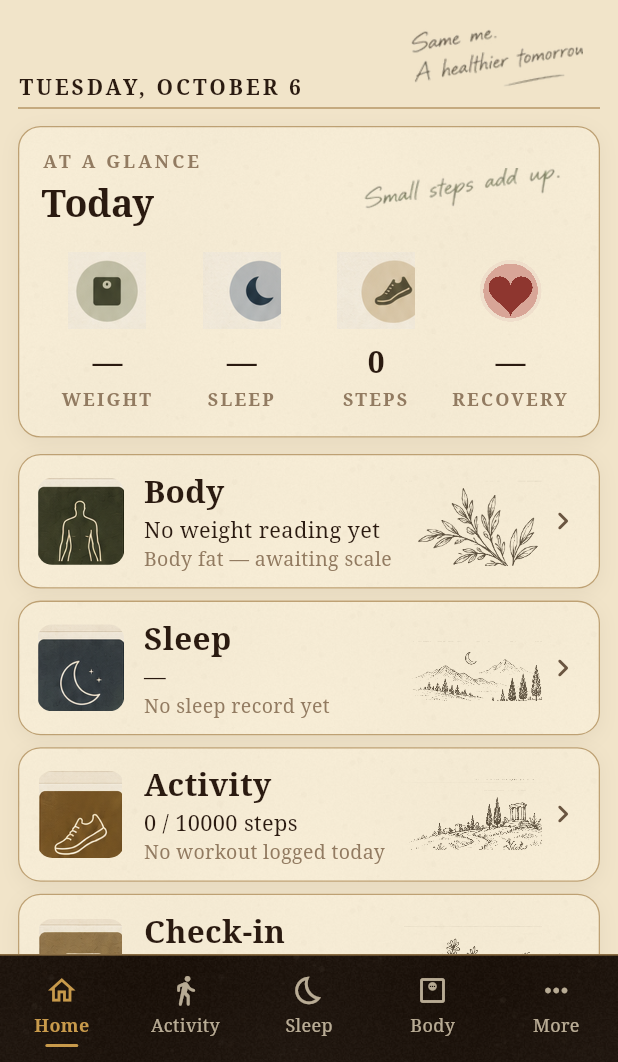
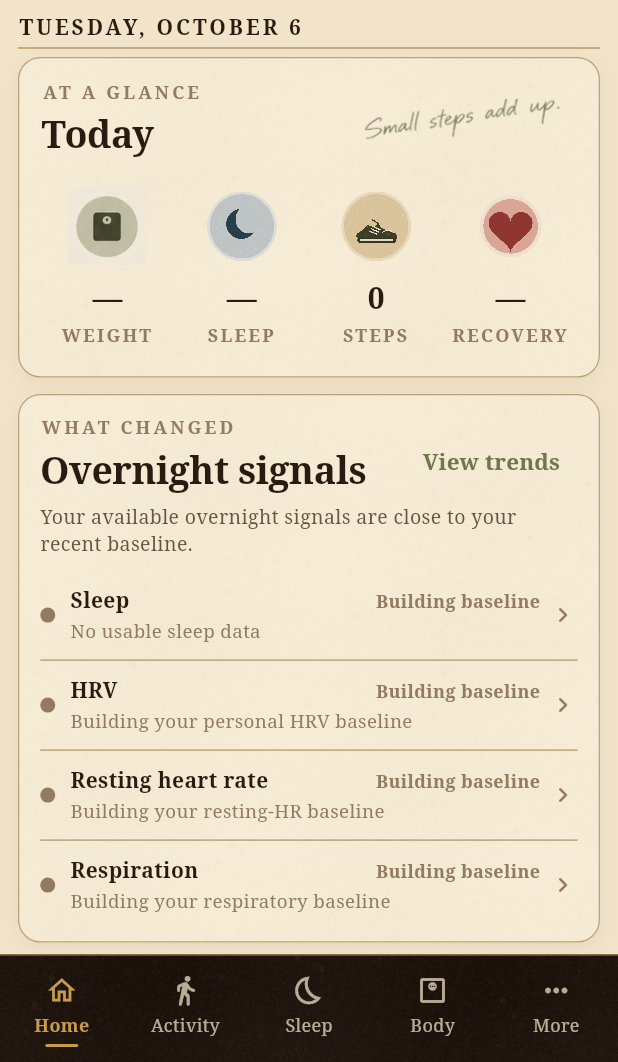
Before and after one commit to rustnrum/HealthyMe-Beta, a Flutter app: the HomeShell screen opened directly, on a phone screen of 412 x 824 dp, the part 174-1236 px from its top. Run offline on Flutter 3.47's test engine with Material 3 defaults, Android fonts, the phone set to English and light mode, and no system bars; our stand-ins replace fl_chart, flutter_riverpod, image_picker, permission_handler, shared_preferences; missing offline and left inert: health; accounts and stored records are empty.

```diff
--- a/lib/app.dart
+++ b/lib/app.dart
@@ -7,6 +7,8 @@ import 'screens/diet/diet_shell.dart';
 import 'screens/health/health_shell.dart';
 import 'screens/home_shell.dart';
 import 'screens/onboarding_screen.dart';
+import 'screens/trends_screen.dart';
+import 'screens/recovery_detail_screen.dart';
 import 'screens/workout_screen.dart';
 import 'state/app_state.dart';
 import 'widgets/morning_checkin_gate.dart';
@@ -26,6 +28,8 @@ class HealthyMeApp extends ConsumerWidget {
         '/diet': (_) => const DietShell(),
         '/health': (_) => const HealthShell(),
         '/workout': (_) => const WorkoutScreen(),
+        '/trends': (_) => const TrendsScreen(),
+        '/recovery': (_) => const RecoveryDetailScreen(),
         '/daily-state': (_) => const DailyStateScreen(),
       },
       home: state.profile.completed
--- a/lib/screens/home_screen.dart
+++ b/lib/screens/home_screen.dart
@@ -6,6 +6,7 @@ import '../state/app_state.dart';
 import '../state/health_sync_provider.dart';
 import '../state/navigation_provider.dart';
 import '../widgets/salus_widgets.dart';
+import '../widgets/overnight_signals_card.dart';
 
 class HomeScreen extends ConsumerWidget {
   const HomeScreen({super.key});
@@ -33,24 +34,6 @@ class HomeScreen extends ConsumerWidget {
     return '${days[n.weekday - 1]}, ${months[n.month - 1]} ${n.day}';
   }
 
-  String _sourceAsset(String label) {
-    final value = label.toLowerCase();
-    if (value.contains('ring') || value.contains('qring')) {
-      return SalusAssets.sourceRing;
-    }
-    if (value.contains('scale') || value.contains('imoni')) {
-      return SalusAssets.sourceScale;
-    }
-    if (value.contains('lab')) return SalusAssets.sourceLabs;
-    if (value.contains('samsung') || value.contains('health')) {
-      return SalusAssets.sourceHealth;
-    }
-    if (value.contains('phone') || value.contains('android')) {
-      return SalusAssets.sourcePhone;
-    }
-    return SalusAssets.sourceWatch;
-  }
-
   Future<void> _sync(WidgetRef ref) async {
     final app = ref.read(appStateProvider);
     if (app.health.authorized) {
@@ -66,24 +49,13 @@ class HomeScreen extends ConsumerWidget {
     final h = app.health;
     final recovery = RecoveryService.build(app);
     final weight = app.currentWeightLb;
-    final bodyLine = h.bodyFatPercent == null
-        ? 'Body fat — awaiting scale'
-        : 'Body fat ${h.bodyFatPercent!.toStringAsFixed(1)}%';
-    final sleepSourceKey = h.resolvedSources['Sleep'];
-    final sleepSource = sleepSourceKey == null ? null : (h.sourceLabels[sleepSourceKey] ?? sleepSourceKey);
-    final detected = h.detectedSources.take(3).toList();
-    final latestState = app.dailyStates.isEmpty ? null : app.dailyStates.last;
 
     return Container(
       color: AppTheme.background,
       child: ListView(
-        padding: const EdgeInsets.fromLTRB(12, 14, 12, 24),
+        padding: const EdgeInsets.fromLTRB(12, 8, 12, 24),
         children: [
-          Row(
-            crossAxisAlignment: CrossAxisAlignment.end,
-            children: [
-              Expanded(
-                child: Text(
+          Text(
             _date(),
             style: const TextStyle(
               color: AppTheme.textPrimary,
@@ -92,15 +64,9 @@ class HomeScreen extends ConsumerWidget {
               letterSpacing: 2.0,
             ),
           ),
-              ),
-              Opacity(
-                opacity: 0.76,
-                child: Image.asset(SalusAssets.calloutSameMe, width: 142, height: 54, fit: BoxFit.contain),
-              ),
-            ],
-          ),
-          const Divider(height: 8, thickness: 0.8),
-          const SizedBox(height: 8),
+          const SizedBox(height: 2),
+          const Divider(height: 4, thickness: 0.8),
+          const SizedBox(height: 4),
           SalusPaper(
             padding: const EdgeInsets.fromLTRB(15, 14, 15, 16),
             child: Column(
@@ -124,7 +90,8 @@ class HomeScreen extends ConsumerWidget {
                         asset: SalusAssets.metricWeight,
                         value: _weight(weight),
                         label: 'Weight',
-                      ),
+
+                        onTap: () => ref.read(navigationProvider.notifier).go(3),),
                     ),
                     const SizedBox(width: 2),
                     Expanded(
@@ -132,7 +99,8 @@ class HomeScreen extends ConsumerWidget {
                         asset: SalusAssets.metricSleep,
                         value: _sleep(h.sleepMinutes),
                         label: 'Sleep',
-                      ),
+
+                        onTap: () => ref.read(navigationProvider.notifier).go(2),),
                     ),
                     const SizedBox(width: 2),
                     Expanded(
@@ -140,7 +108,8 @@ class HomeScreen extends ConsumerWidget {
                         asset: SalusAssets.metricSteps,
                         value: '${h.stepsToday}',
                         label: 'Steps',
-                      ),
+
+                        onTap: () => ref.read(navigationProvider.notifier).go(1),),
                     ),
                     const SizedBox(width: 2),
                     Expanded(
@@ -148,7 +117,8 @@ class HomeScreen extends ConsumerWidget {
                         asset: SalusAssets.metricRecovery,
                         value: recovery.score?.toString() ?? '—',
                         label: 'Recovery',
-                      ),
+
+                        onTap: () => Navigator.of(context).pushNamed('/recovery'),),
                     ),
                   ],
                 ),
@@ -156,104 +126,16 @@ class HomeScreen extends ConsumerWidget {
             ),
           ),
           const SizedBox(height: 11),
-          SalusModuleRow(
-            tileAsset: SalusAssets.tileBody,
-            artAsset: SalusAssets.artBody,
-            tint: AppTheme.mint,
-            title: 'Body',
-            line1: weight == null ? 'No weight reading yet' : 'Current weight ${_weight(weight)}',
-            line2: bodyLine,
-            onTap: () => ref.read(navigationProvider.notifier).go(3),
-          ),
-          const SizedBox(height: 8),
-          SalusModuleRow(
-            tileAsset: SalusAssets.tileSleep,
-            artAsset: SalusAssets.artSleep,
-            tint: AppTheme.blue,
-            title: 'Sleep',
-            line1: '${_sleep(h.sleepMinutes)}${sleepSource == null ? '' : '  |  $sleepSource'}',
-            line2: h.sleepMinutes <= 0 ? 'No sleep record yet' : 'Compare tonight with your personal baseline',
-            onTap: () => ref.read(navigationProvider.notifier).go(2),
-          ),
-          const SizedBox(height: 8),
-          SalusModuleRow(
-            tileAsset: SalusAssets.tileActivity,
-            artAsset: SalusAssets.artActivity,
-            tint: AppTheme.amber,
-            title: 'Activity',
-            line1: '${h.stepsToday} / ${app.profile.stepGoal} steps',
-            line2: h.workouts.isEmpty
-                ? 'No workout logged today'
-                : '${h.workouts.length} recent workout${h.workouts.length == 1 ? '' : 's'}',
-            onTap: () => ref.read(navigationProvider.notifier).go(1),
-          ),
-          const SizedBox(height: 8),
-          SalusModuleRow(
-            tileAsset: SalusAssets.tileNotes,
-            artAsset: SalusAssets.artNotes,
-            tint: AppTheme.purple,
-            title: 'Check-in',
-            line1: latestState?.isCompleted == true ? 'Today’s check-in recorded' : 'Morning check-in waiting',
-            line2: latestState?.resetFeedback,
-            onTap: () => Navigator.of(context).pushNamed('/daily-state'),
-          ),
-          const SizedBox(height: 11),
-          SalusPaper(
-            padding: const EdgeInsets.fromLTRB(14, 12, 14, 14),
-            child: Column(
-              crossAxisAlignment: CrossAxisAlignment.start,
-              children: [
-                Row(
-                  crossAxisAlignment: CrossAxisAlignment.end,
-                  children: [
-                    const Expanded(child: SalusSectionTitle(title: 'Sources', eyebrow: 'Connected to a clearer you')),
-                    Opacity(
-                      opacity: 0.78,
-                      child: Image.asset(SalusAssets.calloutAllInOne, width: 135, height: 44, fit: BoxFit.contain),
-                    ),
-                  ],
-                ),
-                const SizedBox(height: 12),
-                if (detected.isEmpty)
-                  const Text(
-                    'No provider records detected yet. Sync Health Connect to refresh.',
-                    style: TextStyle(color: AppTheme.textSecondary, fontSize: 13.5),
-                  )
-                else
-                  Row(
-                    crossAxisAlignment: CrossAxisAlignment.start,
-                    children: [
-                      for (var i = 0; i < detected.length; i++) ...[
-                        Expanded(
-                          child: Builder(
-                            builder: (context) {
-                              final source = detected[i];
-                              final label = h.sourceLabels[source] ?? source;
-                              return SalusSourceItem(
-                                asset: _sourceAsset(label),
-                                label: label,
-                                status: 'connected',
-                              );
+          OvernightSignalsCard(
+            report: recovery,
+            onSignalTap: (name) {
+              if (name == 'Sleep') {
+                ref.read(navigationProvider.notifier).go(2);
+              } else {
+                Navigator.of(context).pushNamed('/trends');
+              }
             },
-                          ),
-                        ),
-                        if (i != detected.length - 1) const SizedBox(width: 6),
-                      ],
-                      if (detected.length < 4) ...[
-                        if (detected.isNotEmpty) const SizedBox(width: 6),
-                        const Expanded(
-                          child: SalusSourceItem(
-                            asset: SalusAssets.sourceLabs,
-                            label: 'Labs',
-                            status: 'ready',
-                            statusColor: AppTheme.amber,
-                          ),
-                        ),
-                      ],
-                    ],
-                  ),
-              ],
-            ),
+            onViewTrends: () => Navigator.of(context).pushNamed('/trends'),
           ),
           const SizedBox(height: 11),
           Row(
@@ -269,7 +151,7 @@ class HomeScreen extends ConsumerWidget {
               SalusQuickAction(
                 icon: Icons.bar_chart_rounded,
                 label: 'Trends',
-                onTap: () => ref.read(navigationProvider.notifier).go(4),
+                onTap: () => Navigator.of(context).pushNamed('/trends'),
               ),
             ],
           ),
--- a/lib/screens/sources_screen.dart
+++ b/lib/screens/sources_screen.dart
@@ -20,7 +20,7 @@ class SourcesScreen extends ConsumerStatefulWidget {
 }
 
 class _SourcesScreenState extends ConsumerState<SourcesScreen> {
-  static const _buildLabel = 'Beta 0.14.0+20 • Salus Source Registry';
+  static const _buildLabel = 'Beta 0.14.0+22 • Salus Source Registry';
 
   static const metrics = [
     'Steps',
--- /dev/null
+++ b/lib/widgets/overnight_signals_card.dart
@@ -0,0 +1,177 @@
+import 'package:flutter/material.dart';
+
+import '../core/theme/app_theme.dart';
+import '../services/recovery_service.dart';
+import 'salus_widgets.dart';
+
+class OvernightSignalsCard extends StatelessWidget {
+  final RecoveryReport report;
+  final ValueChanged<String> onSignalTap;
+  final VoidCallback onViewTrends;
+
+  const OvernightSignalsCard({
+    super.key,
+    required this.report,
+    required this.onSignalTap,
+    required this.onViewTrends,
+  });
+
+  @override
+  Widget build(BuildContext context) {
+    final signals = report.contributors
+        .where((item) => const {'HRV', 'Breathing', 'Resting HR', 'Sleep'}.contains(item.name))
+        .toList()
+      ..sort((a, b) => _sortScore(a).compareTo(_sortScore(b)));
+
+    final changed = signals
+        .where((item) => item.available && item.score != null && item.score! < 80)
+        .toList();
+
+    final summary = changed.isEmpty
+        ? 'Your available overnight signals are close to your recent baseline.'
+        : '${changed.take(2).map((item) => _displayName(item.name)).join(' + ')} changed the most from your usual pattern.';
+
+    return SalusPaper(
+      padding: const EdgeInsets.fromLTRB(14, 13, 14, 8),
+      child: Column(
+        crossAxisAlignment: CrossAxisAlignment.start,
+        children: [
+          Row(
+            crossAxisAlignment: CrossAxisAlignment.end,
+            children: [
+              const Expanded(
+                child: SalusSectionTitle(
+                  title: 'Overnight signals',
+                  eyebrow: 'What changed',
+                ),
+              ),
+              TextButton(
+                onPressed: onViewTrends,
+                child: const Text('View trends'),
+              ),
+            ],
+          ),
+          const SizedBox(height: 5),
+          Text(
+            summary,
+            style: const TextStyle(
+              color: AppTheme.textSecondary,
+              fontSize: 13,
+              height: 1.35,
+            ),
+          ),
+          const SizedBox(height: 8),
+          for (var i = 0; i < signals.length; i++) ...[
+            _SignalRow(
+              item: signals[i],
+              onTap: () => onSignalTap(signals[i].name),
+            ),
+            if (i != signals.length - 1) const Divider(height: 1),
+          ],
+        ],
+      ),
+    );
+  }
+
+  static int _sortScore(RecoveryContributor item) {
+    if (!item.available || item.score == null) return 101;
+    return item.score!;
+  }
+
+  static String _displayName(String name) => switch (name) {
+        'Breathing' => 'Respiration',
+        'Resting HR' => 'Resting heart rate',
+        _ => name,
+      };
+}
+
+class _SignalRow extends StatelessWidget {
+  final RecoveryContributor item;
+  final VoidCallback onTap;
+
+  const _SignalRow({required this.item, required this.onTap});
+
+  @override
+  Widget build(BuildContext context) {
+    final status = _status(item);
+    final color = _color(item);
+
+    return InkWell(
+      onTap: onTap,
+      borderRadius: BorderRadius.circular(10),
+      child: Padding(
+        padding: const EdgeInsets.symmetric(vertical: 10),
+        child: Row(
+          children: [
+            Container(
+              width: 10,
+              height: 10,
+              decoration: BoxDecoration(shape: BoxShape.circle, color: color),
+            ),
+            const SizedBox(width: 10),
+            Expanded(
+              child: Column(
+                crossAxisAlignment: CrossAxisAlignment.start,
+                children: [
+                  Row(
+                    children: [
+                      Expanded(
+                        child: Text(
+                          OvernightSignalsCard._displayName(item.name),
+                          style: const TextStyle(
+                            color: AppTheme.textPrimary,
+                            fontSize: 14,
+                            fontWeight: FontWeight.w700,
+                          ),
+                        ),
+                      ),
+                      Text(
+                        status,
+                        style: TextStyle(
+                          color: color,
+                          fontSize: 12,
+                          fontWeight: FontWeight.w800,
+                        ),
+                      ),
+                    ],
+                  ),
+                  const SizedBox(height: 3),
+                  Text(
+                    item.detail,
+                    maxLines: 2,
+                    softWrap: true,
+                    style: const TextStyle(
+                      color: AppTheme.textMuted,
+                      fontSize: 12.5,
+                      height: 1.3,
+                    ),
+                  ),
+                ],
+              ),
+            ),
+            const SizedBox(width: 5),
+            const Icon(
+              Icons.chevron_right_rounded,
+              color: AppTheme.textMuted,
+              size: 20,
+            ),
+          ],
+        ),
+      ),
+    );
+  }
+
+  static String _status(RecoveryContributor item) {
+    if (!item.available || item.score == null) return 'Building baseline';
+    if (item.score! >= 80) return 'In range';
+    if (item.score! >= 60) return 'Watch';
+    return 'Off baseline';
+  }
+
+  static Color _color(RecoveryContributor item) {
+    if (!item.available || item.score == null) return AppTheme.textMuted;
+    if (item.score! >= 80) return AppTheme.mint;
+    if (item.score! >= 60) return AppTheme.amber;
+    return AppTheme.rose;
+  }
+}
--- a/lib/widgets/salus_widgets.dart
+++ b/lib/widgets/salus_widgets.dart
@@ -128,6 +128,7 @@ class SalusMetric extends StatelessWidget {
   final String value;
   final String label;
   final Color tint;
+  final VoidCallback? onTap;
   const SalusMetric({
     super.key,
     this.icon,
@@ -135,11 +136,14 @@ class SalusMetric extends StatelessWidget {
     required this.value,
     required this.label,
     this.tint = AppTheme.mint,
+    this.onTap,
   }) : assert(icon != null || asset != null);
 
   @override
   Widget build(BuildContext context) {
-    return Column(
+    final content = Padding(
+      padding: const EdgeInsets.symmetric(vertical: 3),
+      child: Column(
         mainAxisSize: MainAxisSize.min,
         children: [
           if (asset != null)
@@ -184,6 +188,20 @@ class SalusMetric extends StatelessWidget {
             ),
           ),
         ],
+      ),
+    );
+    if (onTap == null) return content;
+    return Semantics(
+      button: true,
+      label: 'Open $label details',
+      child: Material(
+        color: Colors.transparent,
+        child: InkWell(
+          onTap: onTap,
+          borderRadius: BorderRadius.circular(12),
+          child: content,
+        ),
+      ),
     );
   }
 }
--- a/pubspec.yaml
+++ b/pubspec.yaml
@@ -1,7 +1,7 @@
 name: healthy_me
 description: Salus by Rust N Rum - a personal health journal and body command center.
 publish_to: 'none'
-version: 0.14.0+20
+version: 0.14.0+22
 environment:
   sdk: '>=3.12.0 <4.0.0'
 
```
Also changed, not shown: lib/screens/trends_screen.dart (added, +300 -0 lines), lib/assets/salus/metric_sleep.png, lib/assets/salus/metric_steps.png, 4 other files. Lines whose indentation alone changed are shown as unchanged.
